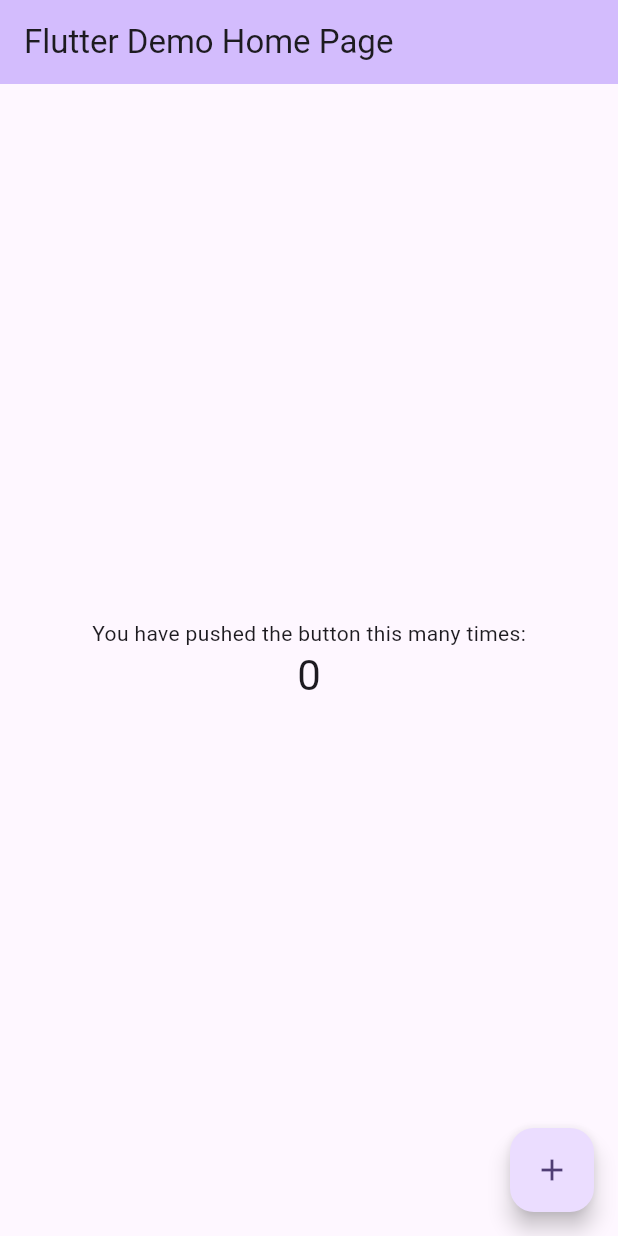
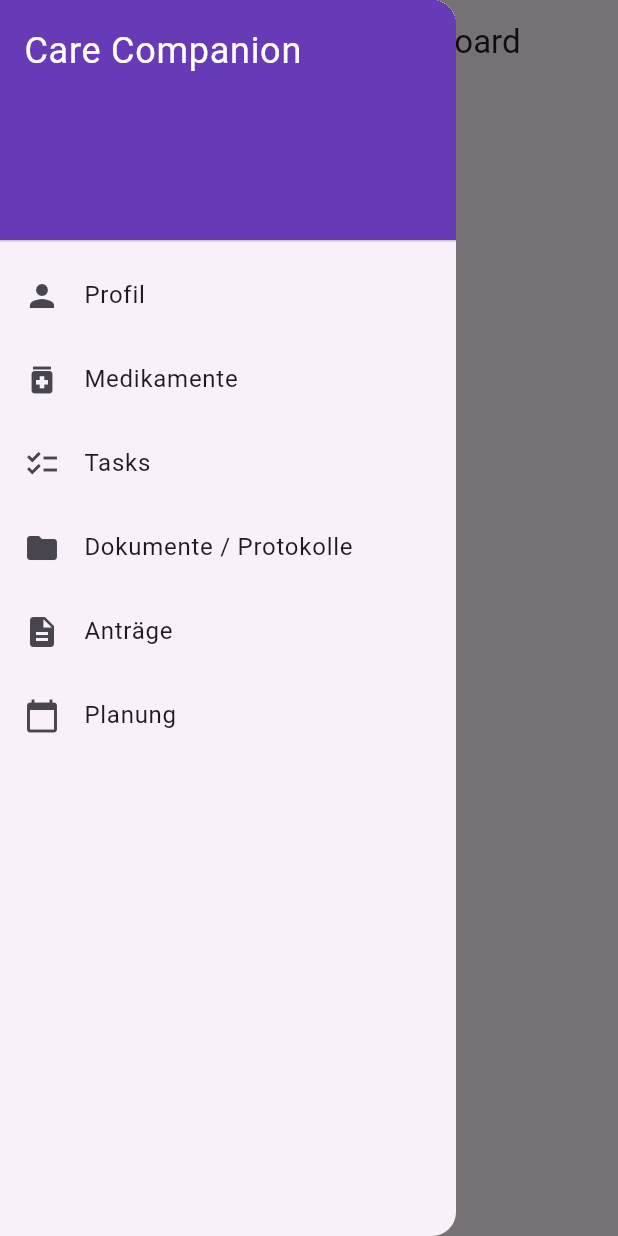
Before and after one commit to Felinchen76/CareCompanion, a Flutter app: the screen it shows after launch, with the side drawer open (before the commit the screen has no drawer), on a phone screen of 412 x 824 dp. Run offline on Flutter 3.47's test engine with Material 3 defaults, Android fonts, the light colour scheme and no system bars; our stand-ins replace firebase_core, flutter_tts, speech_to_text; accounts and stored records are empty; statements that could not run were skipped.

Commit message:
speech ability, menu,simple agent logic

```diff
--- a/carecompanion_app/lib/main.dart
+++ b/carecompanion_app/lib/main.dart
@@ -1,122 +1,43 @@
 import 'package:flutter/material.dart';
+import 'screens/dashboard.dart';
+import 'services/agent_service.dart';
+import 'screens/placeholder_menu.dart';
 
-void main() {
-  runApp(const MyApp());
+void main() async {
+  // Flutter vorbereiten
+  WidgetsFlutterBinding.ensureInitialized();
+
+  // Agent initialisieren und Dummy-Daten laden
+  final agent = AgentService();
+  await agent.loadDummyData();
+
+  // Agenten starten (z.B. für Terminerinnerungen)
+  agent.startAgent();
+
+  // App starten
+  runApp(MyApp(agent: agent));
 }
 
 class MyApp extends StatelessWidget {
-  const MyApp({super.key});
+  final AgentService agent;
+  const MyApp({super.key, required this.agent});
 
-  // This widget is the root of your application.
   @override
   Widget build(BuildContext context) {
     return MaterialApp(
-      title: 'Flutter Demo',
+      title: 'Care Companion',
       theme: ThemeData(
-        // This is the theme of your application.
-        //
-        // TRY THIS: Try running your application with "flutter run". You'll see
-        // the application has a purple toolbar. Then, without quitting the app,
-        // try changing the seedColor in the colorScheme below to Colors.green
-        // and then invoke "hot reload" (save your changes or press the "hot
-        // reload" button in a Flutter-supported IDE, or press "r" if you used
-        // the command line to start the app).
-        //
-        // Notice that the counter didn't reset back to zero; the application
-        // state is not lost during the reload. To reset the state, use hot
-        // restart instead.
-        //
-        // This works for code too, not just values: Most code changes can be
-        // tested with just a hot reload.
-        colorScheme: .fromSeed(seedColor: Colors.deepPurple),
+        colorScheme: ColorScheme.fromSeed(seedColor: Colors.deepPurple),
       ),
-      home: const MyHomePage(title: 'Flutter Demo Home Page'),
+      home: DashboardScreen(agent: agent),
+      routes: {
+        '/profile': (ctx) => const PlaceholderScreen(title: 'Profil'),
+        '/medications': (ctx) => const PlaceholderScreen(title: 'Medikamente'),
+        '/tasks': (ctx) => const PlaceholderScreen(title: 'Tasks'),
+        '/documents': (ctx) => const PlaceholderScreen(title: 'Dokumente / Protokolle'),
+        '/requests': (ctx) => const PlaceholderScreen(title: 'Anträge'),
+        '/planning': (ctx) => const PlaceholderScreen(title: 'Planung'),
+      },
     );
   }
 }
-
-class MyHomePage extends StatefulWidget {
-  const MyHomePage({super.key, required this.title});
-
-  // This widget is the home page of your application. It is stateful, meaning
-  // that it has a State object (defined below) that contains fields that affect
-  // how it looks.
-
-  // This class is the configuration for the state. It holds the values (in this
-  // case the title) provided by the parent (in this case the App widget) and
-  // used by the build method of the State. Fields in a Widget subclass are
-  // always marked "final".
-
-  final String title;
-
-  @override
-  State<MyHomePage> createState() => _MyHomePageState();
-}
-
-class _MyHomePageState extends State<MyHomePage> {
-  int _counter = 0;
-
-  void _incrementCounter() {
-    setState(() {
-      // This call to setState tells the Flutter framework that something has
-      // changed in this State, which causes it to rerun the build method below
-      // so that the display can reflect the updated values. If we changed
-      // _counter without calling setState(), then the build method would not be
-      // called again, and so nothing would appear to happen.
-      _counter++;
-    });
-  }
-
-  @override
-  Widget build(BuildContext context) {
-    // This method is rerun every time setState is called, for instance as done
-    // by the _incrementCounter method above.
-    //
-    // The Flutter framework has been optimized to make rerunning build methods
-    // fast, so that you can just rebuild anything that needs updating rather
-    // than having to individually change instances of widgets.
-    return Scaffold(
-      appBar: AppBar(
-        // TRY THIS: Try changing the color here to a specific color (to
-        // Colors.amber, perhaps?) and trigger a hot reload to see the AppBar
-        // change color while the other colors stay the same.
-        backgroundColor: Theme.of(context).colorScheme.inversePrimary,
-        // Here we take the value from the MyHomePage object that was created by
-        // the App.build method, and use it to set our appbar title.
-        title: Text(widget.title),
-      ),
-      body: Center(
-        // Center is a layout widget. It takes a single child and positions it
-        // in the middle of the parent.
-        child: Column(
-          // Column is also a layout widget. It takes a list of children and
-          // arranges them vertically. By default, it sizes itself to fit its
-          // children horizontally, and tries to be as tall as its parent.
-          //
-          // Column has various properties to control how it sizes itself and
-          // how it positions its children. Here we use mainAxisAlignment to
-          // center the children vertically; the main axis here is the vertical
-          // axis because Columns are vertical (the cross axis would be
-          // horizontal).
-          //
-          // TRY THIS: Invoke "debug painting" (choose the "Toggle Debug Paint"
-          // action in the IDE, or press "p" in the console), to see the
-          // wireframe for each widget.
-          mainAxisAlignment: .center,
-          children: [
-            const Text('You have pushed the button this many times:'),
-            Text(
-              '$_counter',
-              style: Theme.of(context).textTheme.headlineMedium,
-            ),
-          ],
-        ),
-      ),
-      floatingActionButton: FloatingActionButton(
-        onPressed: _incrementCounter,
-        tooltip: 'Increment',
-        child: const Icon(Icons.add),
-      ),
-    );
-  }
-}
--- /dev/null
+++ b/carecompanion_app/lib/screens/dashboard.dart
@@ -0,0 +1,52 @@
+import 'package:flutter/material.dart';
+import '../services/agent_service.dart';
+import '../widgets/menu.dart';
+
+class DashboardScreen extends StatelessWidget {
+  final AgentService agent;
+  const DashboardScreen({super.key, required this.agent});
+
+  @override
+  Widget build(BuildContext context) {
+    return Scaffold(
+      appBar: AppBar(title: const Text('Care Companion Dashboard')),
+      drawer: const Menu(), // Drawer für das Burgermenü
+      body: ListView(
+        padding: const EdgeInsets.all(8),
+        children: [
+          const Text('Tasks', style: TextStyle(fontSize: 20)),
+          ...agent.tasks.map(
+            (task) => Card(
+              child: ListTile(
+                title: Text(task['task'] ?? 'Unbenannte Aufgabe'),
+                subtitle: task['date'] != null ? Text(task['date'].toString()) : null,
+              ),
+            ),
+          ),
+
+          const SizedBox(height: 16),
+          const Text('Medications', style: TextStyle(fontSize: 20)),
+          ...agent.medications.map(
+            (med) => Card(
+              child: ListTile(
+                title: Text(med['name'] ?? 'Unbekannte Medikation'),
+                subtitle: med['dose'] != null ? Text(med['dose'].toString()) : null,
+              ),
+            ),
+          ),
+
+          const SizedBox(height: 16),
+          const Text('Appointments', style: TextStyle(fontSize: 20)),
+          ...agent.appointments.map(
+            (app) => Card(
+              child: ListTile(
+                title: Text(app['title'] ?? app['type'] ?? 'Unbekannter Termin'),
+                subtitle: app['date'] != null ? Text(app['date'].toString()) : null,
+              ),
+            ),
+          ),
+        ],
+      ),
+    );
+  }
+}
--- /dev/null
+++ b/carecompanion_app/lib/screens/protocolls.dart
@@ -0,0 +1,2 @@
+// hier werden dateien und Arztprotokolle verwaltet
+// Person kann Arzttermin protokollieren und später mit Agenten nachbesprechen
--- /dev/null
+++ b/carecompanion_app/lib/services/agent_service.dart
@@ -0,0 +1,100 @@
+import 'dart:convert';
+import 'package:flutter/services.dart';
+import 'package:flutter_tts/flutter_tts.dart';
+import 'package:speech_to_text/speech_to_text.dart' as stt;
+import 'package:flutter/services.dart' show rootBundle;
+
+class AgentService {
+  final FlutterTts _flutterTts = FlutterTts();
+  final stt.SpeechToText _speech = stt.SpeechToText();
+
+  bool _isRunning = false;
+
+  // Ruhezeiten
+  int quietFromHour;
+  int quietToHour;
+
+  // Daten
+  List<Map<String, dynamic>> tasks = [];
+  List<Map<String, dynamic>> medications = [];
+  List<Map<String, dynamic>> appointments = [];
+
+  AgentService({this.quietFromHour = 22, this.quietToHour = 7});
+
+  Future<void> loadDummyData() async {
+    // JSON-Datei laden
+    final String jsonStr = await rootBundle.loadString('../assets/data/dummy_data.json');
+    final Map<String, dynamic> jsonData = json.decode(jsonStr);
+
+    // Patientendaten extrahieren
+    final patient = jsonData['patientProfile'];
+
+    // Listen für Dashboard füllen
+    tasks = List<Map<String, dynamic>>.from(patient['tasks']);
+    medications = List<Map<String, dynamic>>.from(patient['medications']);
+    appointments = List<Map<String, dynamic>>.from(patient['appointments']);
+  }
+
+  void setQuietHours(int fromHour, int toHour) {
+    quietFromHour = fromHour % 24;
+    quietToHour = toHour % 24;
+  }
+
+  bool _isWithinQuietHours(DateTime dt) {
+    final h = dt.hour;
+    if (quietFromHour == quietToHour) return false;
+    if (quietFromHour < quietToHour) return h >= quietFromHour && h < quietToHour;
+    return h >= quietFromHour || h < quietToHour;
+  }
+
+  Duration _timeUntilActive(DateTime dt) {
+    if (!_isWithinQuietHours(dt)) return Duration.zero;
+    DateTime end;
+    if (quietFromHour < quietToHour) {
+      end = DateTime(dt.year, dt.month, dt.day, quietToHour);
+    } else {
+      end = dt.hour >= quietFromHour
+          ? DateTime(dt.year, dt.month, dt.day + 1, quietToHour)
+          : DateTime(dt.year, dt.month, dt.day, quietToHour);
+    }
+    return end.difference(dt);
+  }
+
+  void startAgent() {
+    _isRunning = true;
+    _checkAppointments();
+  }
+
+  void stopAgent() {
+    _isRunning = false;
+  }
+
+  Future<void> _checkAppointments() async {
+    while (_isRunning) {
+      final now = DateTime.now();
+      final untilActive = _timeUntilActive(now);
+      if (untilActive > Duration.zero) {
+        print('Agent in Ruhezeit bis ${now.add(untilActive)}');
+        await Future.delayed(untilActive);
+        if (!_isRunning) break;
+        continue;
+      }
+
+      // Hier kann ML/Terminerinnerungslogik implementiert werden
+      // Für PoC: einfach alle Termine der nächsten 2 Wochen prüfen
+      final upcoming = appointments
+          .where((a) => DateTime.parse(a['date']).isBefore(now.add(Duration(days: 14))))
+          .toList();
+
+      for (var app in upcoming) {
+        if (_isWithinQuietHours(DateTime.now())) break;
+        String message =
+            "Ein ${app['type']} Termin ist bald fällig am ${app['date']}. Willst du einen Termin dafür eintragen?";
+        await _flutterTts.speak(message);
+        await Future.delayed(Duration(seconds: 5));
+      }
+
+      await Future.delayed(Duration(seconds: 10));
+    }
+  }
+}
--- /dev/null
+++ b/carecompanion_app/lib/services/ocr_service.dart
@@ -0,0 +1 @@
+// Dokumente einlesen per ocr
--- /dev/null
+++ b/carecompanion_app/lib/widgets/menu.dart
@@ -0,0 +1,71 @@
+import 'package:flutter/material.dart';
+
+class Menu extends StatelessWidget {
+  const Menu({super.key});
+
+  @override
+  Widget build(BuildContext context) {
+    return Drawer(
+      child: ListView(
+        padding: EdgeInsets.zero,
+        children: [
+          const DrawerHeader(
+            decoration: BoxDecoration(color: Colors.deepPurple),
+            child: Text(
+              'Care Companion',
+              style: TextStyle(color: Colors.white, fontSize: 24),
+            ),
+          ),
+          ListTile(
+            leading: const Icon(Icons.person),
+            title: const Text('Profil'),
+            onTap: () {
+              Navigator.of(context).pop();
+              Navigator.of(context).pushNamed('/profile');
+            },
+          ),
+          ListTile(
+            leading: const Icon(Icons.medication),
+            title: const Text('Medikamente'),
+            onTap: () {
+              Navigator.of(context).pop();
+              Navigator.of(context).pushNamed('/medications');
+            },
+          ),
+          ListTile(
+            leading: const Icon(Icons.checklist),
+            title: const Text('Tasks'),
+            onTap: () {
+              Navigator.of(context).pop();
+              Navigator.of(context).pushNamed('/tasks');
+            },
+          ),
+          ListTile(
+            leading: const Icon(Icons.folder),
+            title: const Text('Dokumente / Protokolle'),
+            onTap: () {
+              Navigator.of(context).pop();
+              Navigator.of(context).pushNamed('/documents');
+            },
+          ),
+          ListTile(
+            leading: const Icon(Icons.description),
+            title: const Text('Anträge'),
+            onTap: () {
+              Navigator.of(context).pop();
+              Navigator.of(context).pushNamed('/requests');
+            },
+          ),
+          ListTile(
+            leading: const Icon(Icons.calendar_today),
+            title: const Text('Planung'),
+            onTap: () {
+              Navigator.of(context).pop();
+              Navigator.of(context).pushNamed('/planning');
+            },
+          ),
+        ],
+      ),
+    );
+  }
+}
```
Also changed, not shown: carecompanion_app/assets/data/dummy_data.json (added, +65 -0 lines), carecompanion_app/lib/screens/placeholder_menu.dart (added, +14 -0 lines), carecompanion_app/pubspec.yaml (+8 -72 lines), carecompanion_app/firebase.json (added), carecompanion_app/lib/firebase_options.dart (added), carecompanion_app/lib/models/medication.dart (added), carecompanion_app/lib/models/patient.dart (added), carecompanion_app/lib/models/task.dart (added), carecompanion_app/lib/models/user.dart (added), carecompanion_app/lib/screens/medications.dart (added), carecompanion_app/lib/screens/profile.dart (added), carecompanion_app/lib/screens/tasks.dart (added), carecompanion_app/lib/screens/tracker.dart (added), carecompanion_app/lib/services/calendar_service.dart (added), 1 more files, 3 other files.
